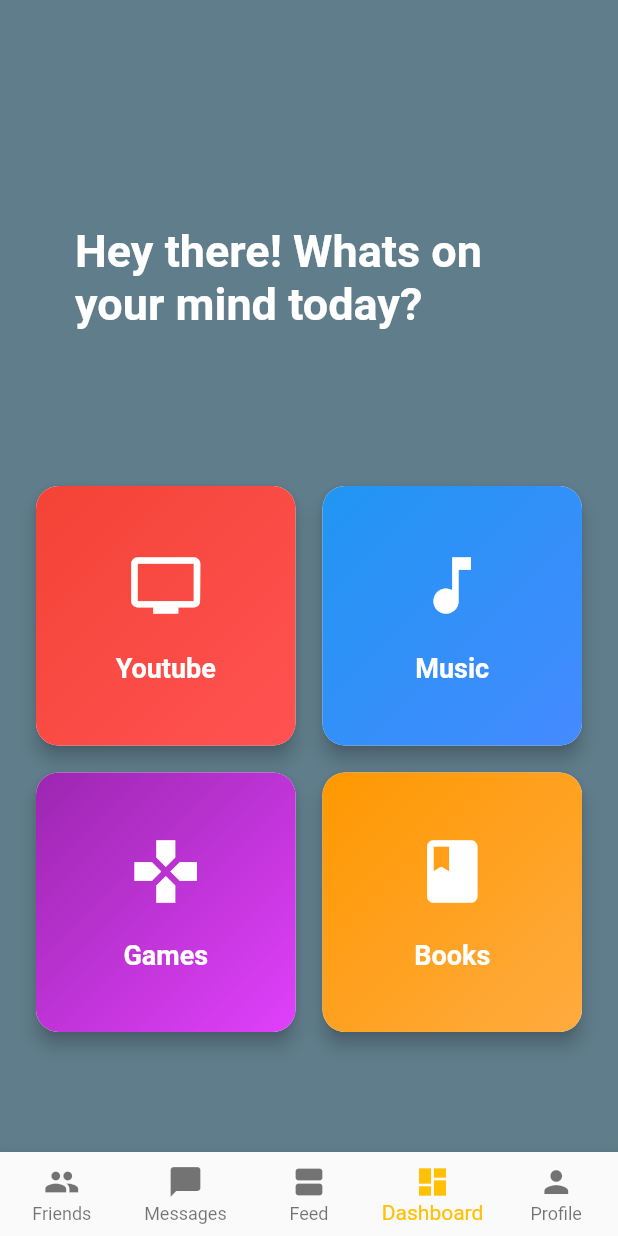
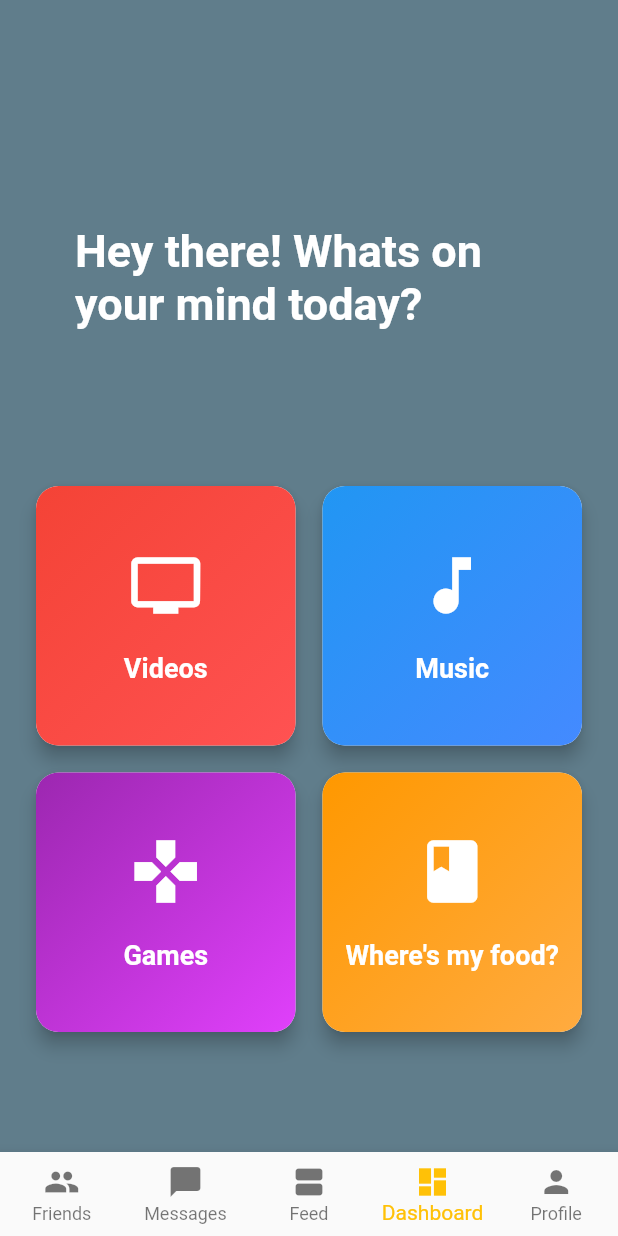
Before and after one commit to Lxghtning/Xuberance23, a Flutter app: the Dashboard screen opened directly, on a phone screen of 412 x 824 dp. Run offline on Flutter 3.47's test engine with Material 2 defaults, Android fonts, the phone set to English and light mode, and no system bars; our stand-ins replace cloud_firestore, email_validator, firebase_auth, firebase_core, firebase_messaging, flutter_local_notifications and 4 more; missing offline and left inert: googleapis; accounts and stored records are empty.

Commit message:
Whole lotta Changes (bro think he carti)

```diff
--- a/lib/screens/dashboard.dart
+++ b/lib/screens/dashboard.dart
@@ -1,7 +1,6 @@
 import 'package:flutter/material.dart';
 import 'package:hackathonxcodexuberance/screens/song.dart';
-import 'package:hackathonxcodexuberance/screens/videos.dart';
-
+import 'package:hackathonxcodexuberance/screens/search.dart';
 import 'feed.dart';
 import 'friends.dart';
 import 'messages.dart';
@@ -51,10 +50,10 @@ class Dashboard extends StatelessWidget {
                 mainAxisSpacing: 10,
                 crossAxisCount: 2,
                 children: <Widget>[
-                  buildDashboardItem(Icons.tv, 'Youtube', Colors.red, Colors.redAccent,context),
+                  buildDashboardItem(Icons.tv, 'Videos', Colors.red, Colors.redAccent,context),
                   buildDashboardItem(Icons.music_note, 'Music', Colors.blue, Colors.blueAccent,context),
                   buildDashboardItem(Icons.games, 'Games', Colors.purple, Colors.purpleAccent,context),
-                  buildDashboardItem(Icons.book, 'Books', Colors.orange, Colors.orangeAccent,context),
+                  buildDashboardItem(Icons.book, 'Where\'s my food?', Colors.orange, Colors.orangeAccent,context),
 
                 ],
               ),
@@ -131,11 +130,11 @@ class Dashboard extends StatelessWidget {
       child: InkWell(
         onTap: () {
           print(label);
-          if(label == 'Youtube'){
+          if(label == 'Videos'){
             Navigator.pushReplacement(
               context,
               MaterialPageRoute(
-                  builder: (BuildContext context) => const Videos()),
+                  builder: (BuildContext context) => const Search()),
             );
           } else if(label == 'Music'){
             Navigator.pushReplacement(
```
